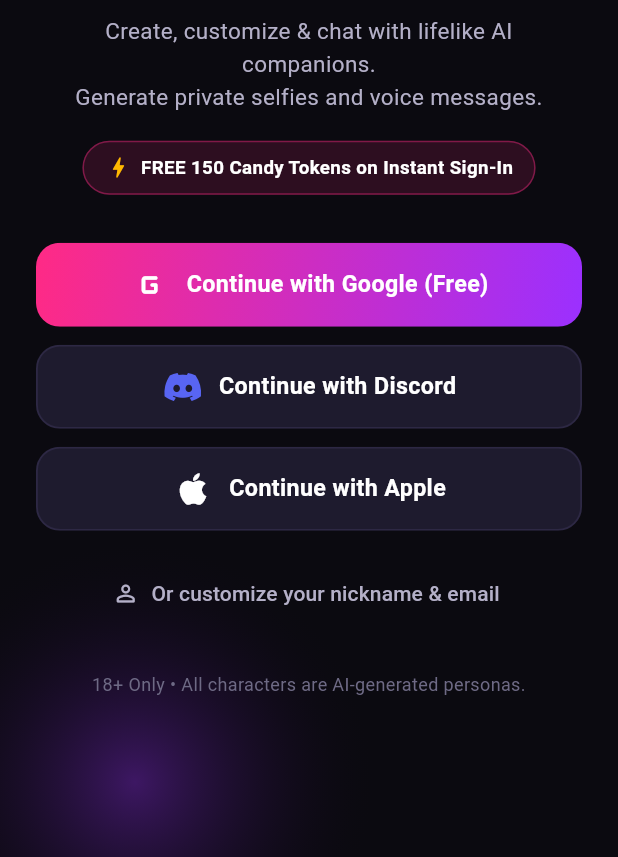
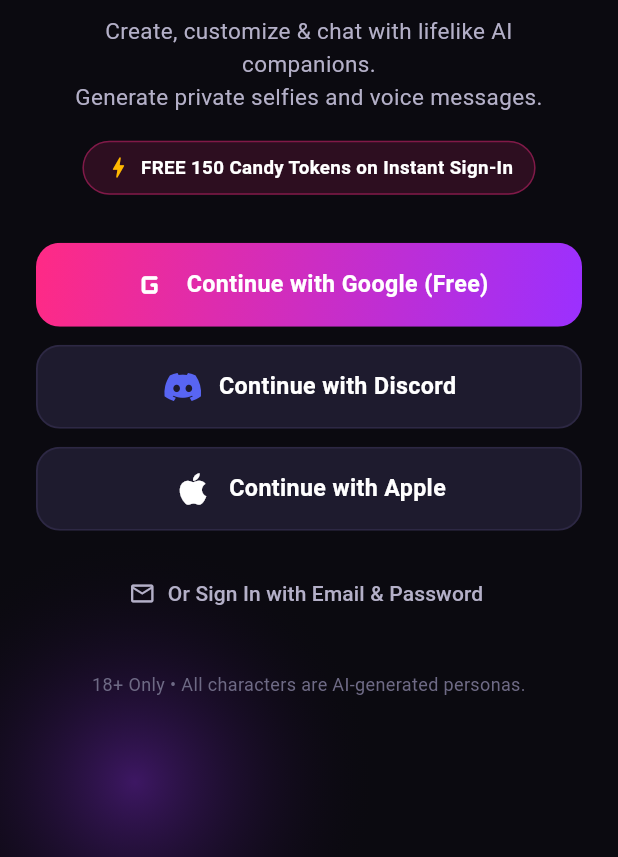
Before and after one commit to srivastavautkarsh123/AI_candy, a Flutter app: the screen it shows after launch, on a phone screen of 412 x 824 dp, the part 379-1236 px from its top. Run offline on Flutter 3.47's test engine with Material 3 defaults, Android fonts, the phone set to English and light mode, and no system bars; our stand-ins replace cloud_firestore, firebase_auth, firebase_core, flutter_tts, google_sign_in, shared_preferences; accounts and stored records are empty.

Commit message:
Add full Google Sign-In and Email authentication with Firebase

```diff
--- a/lib/views/auth/login_screen.dart
+++ b/lib/views/auth/login_screen.dart
@@ -13,13 +13,30 @@
 class _LoginScreenState extends State<LoginScreen> {
   final TextEditingController _nameController = TextEditingController();
   final TextEditingController _emailController = TextEditingController();
+  final TextEditingController _passwordController = TextEditingController();
   bool _showEmailForm = false;
 
   @override
   void dispose() {
     _nameController.dispose();
     _emailController.dispose();
+    _passwordController.dispose();
     super.dispose();
+  }
+
+  Future<void> _handleGoogleSignIn() async {
+    final authVm = context.read<AuthViewModel>();
+    final success = await authVm.signInWithGoogle();
+    if (!mounted) return;
+
+    if (!success && authVm.errorMessage != null) {
+      ScaffoldMessenger.of(context).showSnackBar(
+        SnackBar(
+          content: Text('Google Sign-In Notice: ${authVm.errorMessage}'),
+          backgroundColor: AppColors.errorRed,
+        ),
+      );
+    }
   }
 
   Future<void> _handleOAuth(String provider) async {
@@ -28,6 +45,7 @@
       providerName: provider,
       customName: _nameController.text,
       customEmail: _emailController.text,
+      customPassword: _passwordController.text,
     );
   }
 
@@ -177,7 +195,7 @@
                         isGradient: true,
                         label: 'Continue with Google (Free)',
                         isLoading: authVm.isLoading,
-                        onTap: () => _handleOAuth('Google'),
+                        onTap: _handleGoogleSignIn,
                       ),
                       const SizedBox(height: 12),
                       _OAuthButton(
@@ -207,13 +225,13 @@
                         icon: Icon(
                           _showEmailForm
                               ? Icons.keyboard_arrow_up_rounded
-                              : Icons.person_outline_rounded,
+                              : Icons.email_outlined,
                           color: AppColors.textSecondary,
                         ),
                         label: Text(
                           _showEmailForm
-                              ? 'Hide Custom Profile Form'
-                              : 'Or customize your nickname & email',
+                              ? 'Hide Email Sign-In Form'
+                              : 'Or Sign In with Email & Password',
                           style: const TextStyle(color: AppColors.textSecondary),
                         ),
                       ),
@@ -223,7 +241,7 @@
                         TextField(
                           controller: _nameController,
                           decoration: const InputDecoration(
-                            hintText: 'Your Nickname (e.g. Alex)',
+                            hintText: 'Your Display Name (Optional)',
                             prefixIcon: Icon(Icons.badge_outlined),
                           ),
                         ),
@@ -234,6 +252,15 @@
                           decoration: const InputDecoration(
                             hintText: 'Email Address',
                             prefixIcon: Icon(Icons.email_outlined),
+                          ),
+                        ),
+                        const SizedBox(height: 12),
+                        TextField(
+                          controller: _passwordController,
+                          obscureText: true,
+                          decoration: const InputDecoration(
+                            hintText: 'Password (min 6 characters)',
+                            prefixIcon: Icon(Icons.lock_outline_rounded),
                           ),
                         ),
                         const SizedBox(height: 14),
@@ -252,7 +279,7 @@
                                 ? null
                                 : () => _handleOAuth('Email'),
                             child: const Text(
-                              'Enter Candy.ai Free',
+                              'Sign In / Register with Email',
                               style: TextStyle(
                                 fontSize: 16,
                                 fontWeight: FontWeight.w700,
@@ -322,6 +349,16 @@
           child: Row(
             mainAxisAlignment: MainAxisAlignment.center,
             children: [
+              if (isLoading)
+                const SizedBox(
+                  width: 22,
+                  height: 22,
+                  child: CircularProgressIndicator(
+                    strokeWidth: 2.5,
+                    color: Colors.white,
+                  ),
+                )
+              else ...[
                 Icon(icon, color: iconColor, size: 28),
                 const SizedBox(width: 10),
                 Text(
@@ -333,6 +370,7 @@
                   ),
                 ),
               ],
+            ],
           ),
         ),
       ),
--- a/pubspec.yaml
+++ b/pubspec.yaml
@@ -43,6 +43,7 @@
   firebase_core: ^4.15.0
   firebase_auth: ^6.7.0
   cloud_firestore: ^6.10.0
+  google_sign_in: ^6.2.2
 
 dev_dependencies:
   flutter_test:
```
Also changed, not shown: lib/core/services/firebase_service.dart (+77 -12 lines), lib/viewmodels/auth_viewmodel.dart (+72 -11 lines), lib/firebase_options.dart, pubspec.lock, 1 other file. Lines whose indentation alone changed are shown as unchanged.
